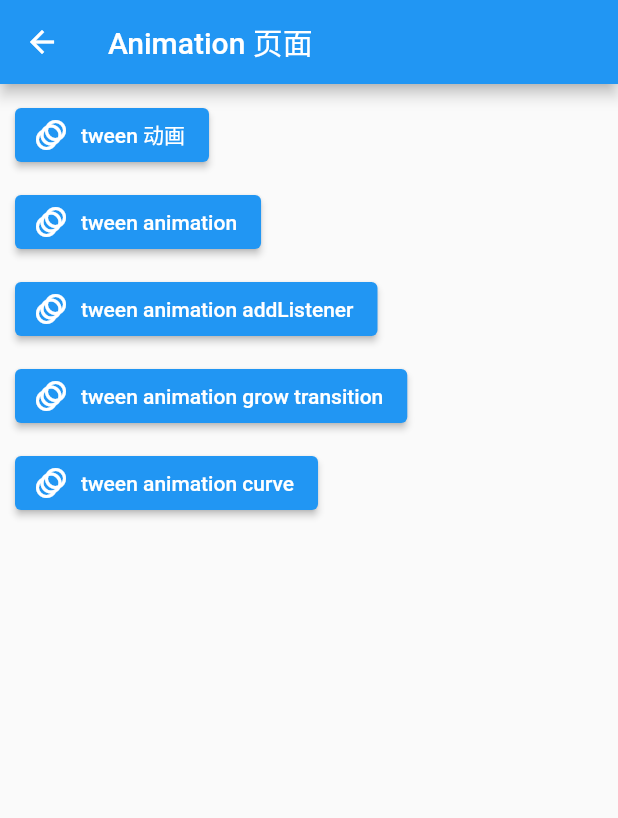
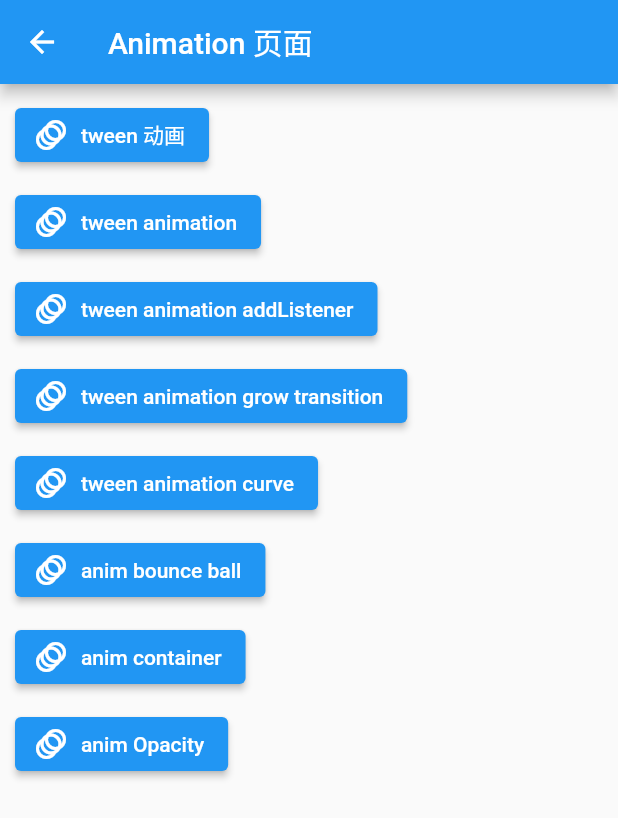
Before and after one commit to tmexcept/KuPaiFlutter, a Flutter app: the screen it shows after launch, after a tap on "跳转动画页面", on a phone screen of 412 x 824 dp. Shown: the top 818 px of the screen. Run offline on Flutter 3.47's test engine with Material 2 defaults, Android fonts, the phone set to English and light mode, and no system bars; network calls fail.

Commit message:
添加FadeInAnim和AnimatedContainer动画

```diff
--- a/lib/animation/animation_show.dart
+++ b/lib/animation/animation_show.dart
@@ -1,17 +1,20 @@
 import 'package:flutter/material.dart';
+import 'package:flutterapp/animation/anim_container.dart';
 
 import '/animation/anim_tween.dart';
 import '/animation/anim_tween_animation.dart' as animTween2;
 import '/animation/anim_tween_animation_listener.dart' as animTween3;
 import '/animation/anim_tween_grow_transition.dart' as animTween4;
 import '/animation/anim_tween_curve.dart' as animTween5;
+import 'anim_bounce_ball.dart';
+import 'anim_opacity.dart';
 
-class LogoApp extends StatefulWidget {
+class AnimShow extends StatefulWidget {
   @override
-  State<LogoApp> createState() => _LogoAppState();
+  State<AnimShow> createState() => _AnimShowState();
 }
 
-class _LogoAppState extends State<LogoApp> {
+class _AnimShowState extends State<AnimShow> {
   @override
   Widget build(BuildContext context) {
     return new Scaffold(
@@ -65,6 +68,27 @@ class _LogoAppState extends State<LogoApp> {
           label: Text("tween animation curve"),
         ),
         Padding(padding: EdgeInsets.only(top: 10)),
+        ElevatedButton.icon(
+          onPressed: () => Navigator.push(context,
+              MaterialPageRoute(builder: (context) => AnimBounceBall())),
+          icon: Icon(Icons.animation),
+          label: Text("anim bounce ball"),
+        ),
+        Padding(padding: EdgeInsets.only(top: 10)),
+        ElevatedButton.icon(
+          onPressed: () => Navigator.push(context,
+              MaterialPageRoute(builder: (context) => AnimContainer())),
+          icon: Icon(Icons.animation),
+          label: Text("anim container"),
+        ),
+        Padding(padding: EdgeInsets.only(top: 10)),
+        ElevatedButton.icon(
+          onPressed: () => Navigator.push(context,
+              MaterialPageRoute(builder: (context) => AnimOpacity())),
+          icon: Icon(Icons.animation),
+          label: Text("anim Opacity"),
+        ),
+        Padding(padding: EdgeInsets.only(top: 10)),
       ],
     );
   }
--- a/lib/main.dart
+++ b/lib/main.dart
@@ -1,9 +1,7 @@
 import 'package:flutter/material.dart';
 import 'package:flutter/services.dart';
 import 'package:flutterapp/animation/animation_show.dart';
-import 'package:flutterapp/auctionfeedlist.dart';
 import 'package:flutterapp/gridview.dart';
-import 'package:flutterapp/http_auctionfeedlist.dart';
 import 'package:flutterapp/song_relativelayout.dart';
 import 'package:flutterapp/stack_show1.dart';
 import 'package:flutterapp/stack_show2.dart';
@@ -159,7 +157,7 @@ class _MyHomePageState extends State<MyHomePage> {
         ),
         ElevatedButton.icon(
           onPressed: () => Navigator.push(
-              context, MaterialPageRoute(builder: (context) => LogoApp())),
+              context, MaterialPageRoute(builder: (context) => AnimShow())),
           icon: Icon(Icons.animation),
           label: Text("跳转动画页面"),
         ),
```
Also changed, not shown: lib/animation/anim_bounce_ball.dart (added, +73 -0 lines), lib/animation/anim_container.dart (added, +90 -0 lines), lib/animation/anim_opacity.dart (added, +67 -0 lines).
